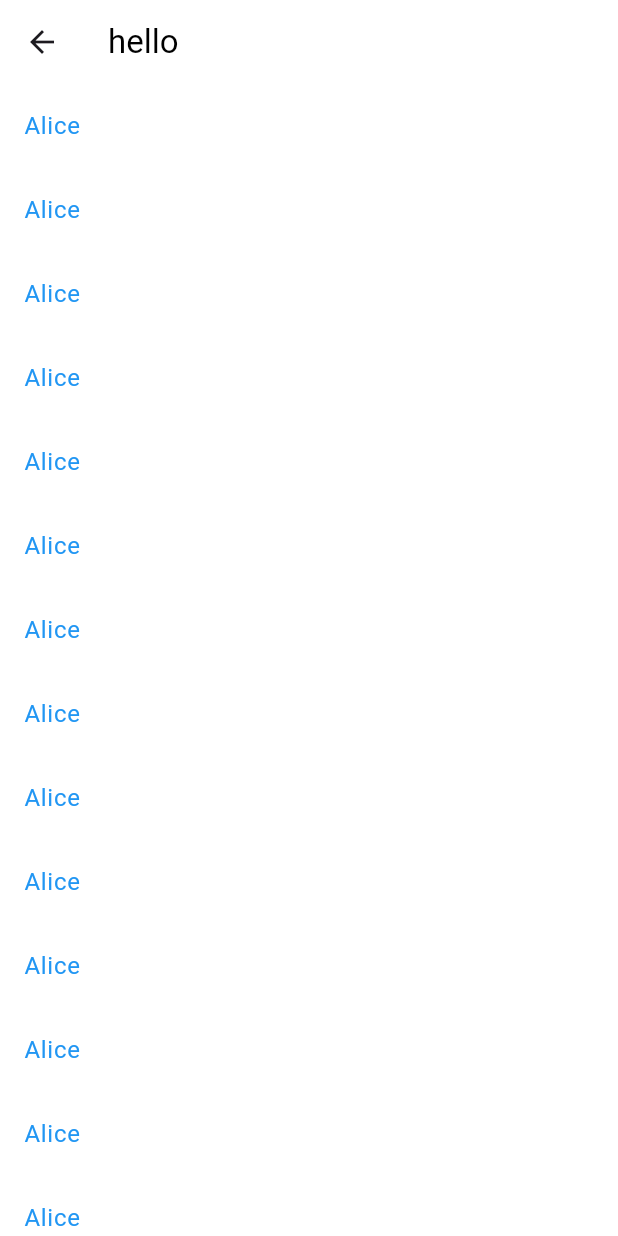
After one commit to iop04329/flutter, a Flutter app: the addLoadingPage screen opened directly, on a phone screen of 412 x 824 dp. The commit adds this screen. Run offline on Flutter 3.47's test engine with Material 3 defaults, Android fonts, the phone set to English and light mode, and no system bars; our stand-ins replace dio, fluttertoast, get_it, marquee, shared_preferences; accounts and stored records are empty.

Commit message:
2024/1/2 lesson

```diff
--- a/lib/main.dart
+++ b/lib/main.dart
@@ -19,7 +19,7 @@ class MyApp extends StatelessWidget {
       routes: routes, //註冊頁面
       home: login(),
       theme: ThemeData(
-          appBarTheme: AppBarTheme(color: Colors.grey),
+          appBarTheme: AppBarTheme(color: Colors.transparent),
           elevatedButtonTheme: ElevatedButtonThemeData(
               style: ElevatedButton.styleFrom(
                   backgroundColor: Colors.blue,
--- /dev/null
+++ b/lib/pages/addLoading.dart
@@ -0,0 +1,167 @@
+import 'dart:math';
+
+import 'package:flutter/material.dart';
+
+class addLoadingPage extends StatefulWidget {
+  const addLoadingPage({super.key});
+
+  @override
+  State<addLoadingPage> createState() => _addLoadingPageState();
+}
+
+class _addLoadingPageState extends State<addLoadingPage> {
+  List<Person>? personList;
+  ScrollController scrollController = ScrollController();
+  bool isLoading = true;
+  bool isBottomLoading = false;
+  @override
+  void initState() {
+    // TODO: implement initState
+    super.initState();
+    getData();
+    scrollController.addListener(() async {
+      if (scrollController.position.pixels == scrollController.position.maxScrollExtent) {
+        isBottomLoading = true;
+        setState(() {});
+        print("------------加载更多-------------");
+        await Future.delayed(Duration(milliseconds: 300));
+        addMoreList();
+        isBottomLoading = false;
+        setState(() {});
+      }
+    });
+  }
+
+  getData() async {
+    //api getData
+    await Future.delayed(Duration(seconds: 1));
+    listRefresh();
+    isLoading = false;
+    setState(() {});
+  }
+
+  listRefresh() {
+    personList = List.generate(
+      30,
+      (index) => Person(index, getRandomName(), getRandomCountry(), Random().nextInt(2)),
+    );
+  }
+
+  addMore() {
+    personList!.add(Person(personList!.length - 1, getRandomName(), getRandomCountry(), Random().nextInt(2)));
+  }
+
+  addMoreList() {
+    personList!.addAll(List.generate(5, (index) => Person(personList!.length + index - 1, getRandomName(), getRandomCountry(), Random().nextInt(2))));
+  }
+
+  onFresh() async {
+    print('-------开始刷新------------');
+    await Future.delayed(Duration(milliseconds: 100), () {
+      setState(() {
+        listRefresh();
+      });
+    });
+  }
+
+  @override
+  Widget build(BuildContext context) {
+    return Scaffold(
+      backgroundColor: Colors.white,
+      appBar: AppBar(
+        title: Text('hello', style: TextStyle(color: Colors.black)),
+        backgroundColor: Colors.transparent,
+        elevation: 0,
+      ),
+      body: isLoading
+          ? Center(child: CircularProgressIndicator())
+          : Container(
+              color: Colors.white,
+              child: RefreshIndicator(
+                onRefresh: () => onFresh(),
+                child: ListView.builder(
+                  controller: scrollController,
+                  itemCount: personList!.length + 1,
+                  itemBuilder: (context, index) {
+                    if (personList!.length == index) {
+                      return isBottomLoading ? LoadMoreView() : SizedBox(height: 50);
+                    }
+                    return ListTile(
+                      title: Text(
+                        personList![index].name,
+                        style: TextStyle(color: Colors.blue),
+                      ),
+                    );
+                  },
+                ),
+              ),
+            ),
+    );
+  }
+}
+
+class LoadMoreView extends StatelessWidget {
+  @override
+  Widget build(BuildContext context) {
+    return Container(
+      child: Padding(
+        padding: const EdgeInsets.all(18.0),
+        child: Center(
+          child: Row(
+            children: <Widget>[new CircularProgressIndicator(), Padding(padding: EdgeInsets.all(10)), Text('加载中...')],
+            mainAxisAlignment: MainAxisAlignment.center,
+          ),
+        ),
+      ),
+      color: Colors.white70,
+    );
+  }
+}
+
+String getRandomName() {
+  List<String> names = [
+    'Alice',
+    'Bob',
+    'Charlie',
+    'David',
+    'Eva',
+    'Frank',
+    'Grace',
+    'Henry',
+    'Ivy',
+    'Jack',
+  ];
+
+  Random random = Random();
+  int randomIndex = random.nextInt(names.length);
+
+  return names[randomIndex];
+}
+
+String getRandomCountry() {
+  List<String> countries = [
+    'United States',
+    'Canada',
+    'United Kingdom',
+    'Germany',
+    'France',
+    'Japan',
+    'Australia',
+    'Brazil',
+    'India',
+    'China',
+  ];
+
+  Random random = Random();
+  int randomIndex = random.nextInt(countries.length);
+
+  return countries[randomIndex];
+}
+
+class Person {
+  int id;
+  String name;
+  String country;
+  int gender;
+  Person(this.id, this.name, this.country, this.gender);
+}
```
Also changed, not shown: lib/pages/front.dart (+24 -3 lines), pubspec.yaml (+8 -0 lines), assets/diablo_logo.png (added), pubspec.lock, 28 other files.
